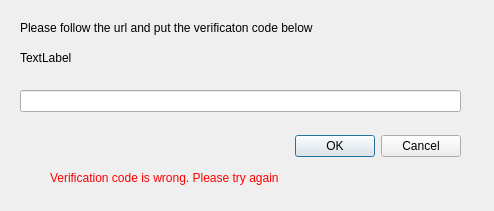
Qt form forms/connection_dialog.ui (akhmeade/yanileda) before a commit.
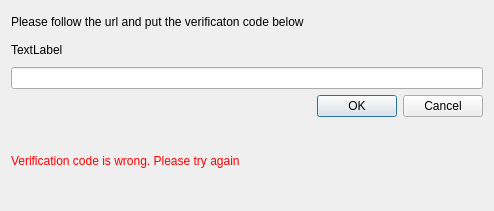
The same form after that commit.

```diff
--- a/forms/connection_dialog.ui
+++ b/forms/connection_dialog.ui
@@ -13,44 +13,18 @@
   <property name="windowTitle">
    <string>Account verification</string>
   </property>
-  <widget class="QDialogButtonBox" name="buttonBox">
-   <property name="geometry">
-    <rect>
-     <x>120</x>
-     <y>130</y>
-     <width>341</width>
-     <height>32</height>
-    </rect>
-   </property>
-   <property name="orientation">
-    <enum>Qt::Horizontal</enum>
-   </property>
-   <property name="standardButtons">
-    <set>QDialogButtonBox::Cancel|QDialogButtonBox::Ok</set>
-   </property>
-  </widget>
+  <layout class="QVBoxLayout" name="verticalLayout_2">
+   <item>
+    <layout class="QVBoxLayout" name="verticalLayout">
+     <item>
   <widget class="QLabel" name="label">
-   <property name="geometry">
-    <rect>
-     <x>20</x>
-     <y>20</y>
-     <width>471</width>
-     <height>16</height>
-    </rect>
-   </property>
    <property name="text">
     <string>Please follow the url and put the verificaton code below</string>
    </property>
   </widget>
+     </item>
+     <item>
   <widget class="QLabel" name="url_label">
-   <property name="geometry">
-    <rect>
-     <x>20</x>
-     <y>50</y>
-     <width>461</width>
-     <height>16</height>
-    </rect>
-   </property>
    <property name="text">
     <string>TextLabel</string>
    </property>
@@ -58,32 +32,33 @@
     <bool>true</bool>
    </property>
   </widget>
+     </item>
+     <item>
+      <widget class="QLineEdit" name="code_box"/>
+     </item>
+    </layout>
+   </item>
+   <item>
+    <widget class="QDialogButtonBox" name="buttonBox">
+     <property name="orientation">
+      <enum>Qt::Horizontal</enum>
+     </property>
+     <property name="standardButtons">
+      <set>QDialogButtonBox::Cancel|QDialogButtonBox::Ok</set>
+     </property>
+    </widget>
+   </item>
+   <item>
   <widget class="QLabel" name="warning">
    <property name="enabled">
     <bool>true</bool>
    </property>
-   <property name="geometry">
-    <rect>
-     <x>50</x>
-     <y>170</y>
-     <width>251</width>
-     <height>16</height>
-    </rect>
-   </property>
    <property name="text">
     <string>&lt;html&gt;&lt;head/&gt;&lt;body&gt;&lt;p&gt;&lt;span style=&quot; color:#ff0000;&quot;&gt;Verification code is wrong. Please try again&lt;/span&gt;&lt;/p&gt;&lt;/body&gt;&lt;/html&gt;</string>
    </property>
   </widget>
-  <widget class="QLineEdit" name="code_box">
-   <property name="geometry">
-    <rect>
-     <x>20</x>
-     <y>90</y>
-     <width>441</width>
-     <height>22</height>
-    </rect>
-   </property>
-  </widget>
+   </item>
+  </layout>
  </widget>
  <resources/>
  <connections>
```
Lines whose indentation alone changed are shown as unchanged.
